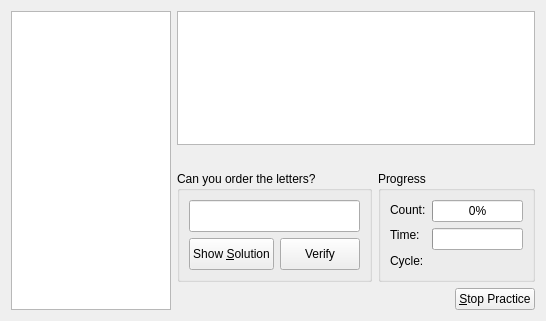
Old version of the form src/practiceold/mixedletterpracticedialog.ui in the repository KDE/parley.
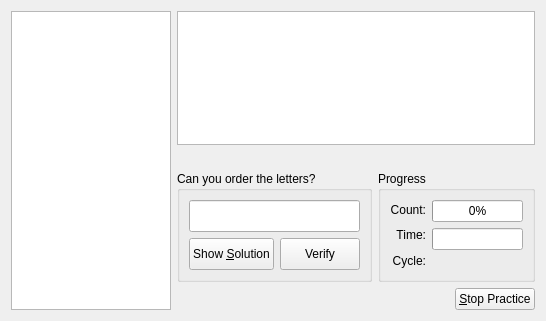
New version of the form. Icons and pictures are not drawn. Custom widgets are drawn as their Qt base class.

Commit message: make some dialog labels right aligned

```diff
--- a/src/practiceold/mixedletterpracticedialog.ui
+++ b/src/practiceold/mixedletterpracticedialog.ui
@@ -132,6 +132,9 @@
               <property name="text" >
                <string>Count:</string>
               </property>
+              <property name="alignment" >
+               <set>Qt::AlignRight|Qt::AlignTrailing|Qt::AlignVCenter</set>
+              </property>
              </widget>
             </item>
             <item>
@@ -145,6 +148,9 @@
               <property name="text" >
                <string>Time:</string>
               </property>
+              <property name="alignment" >
+               <set>Qt::AlignRight|Qt::AlignTrailing|Qt::AlignVCenter</set>
+              </property>
              </widget>
             </item>
             <item>
@@ -155,6 +161,9 @@
               <property name="text" >
                <string>Cycle:</string>
               </property>
+              <property name="alignment" >
+               <set>Qt::AlignRight|Qt::AlignTrailing|Qt::AlignVCenter</set>
+              </property>
              </widget>
             </item>
            </layout>
```
Left out of the diff: 5 changed lines with no effect on the pictures. The commit also changes 15 other files.
